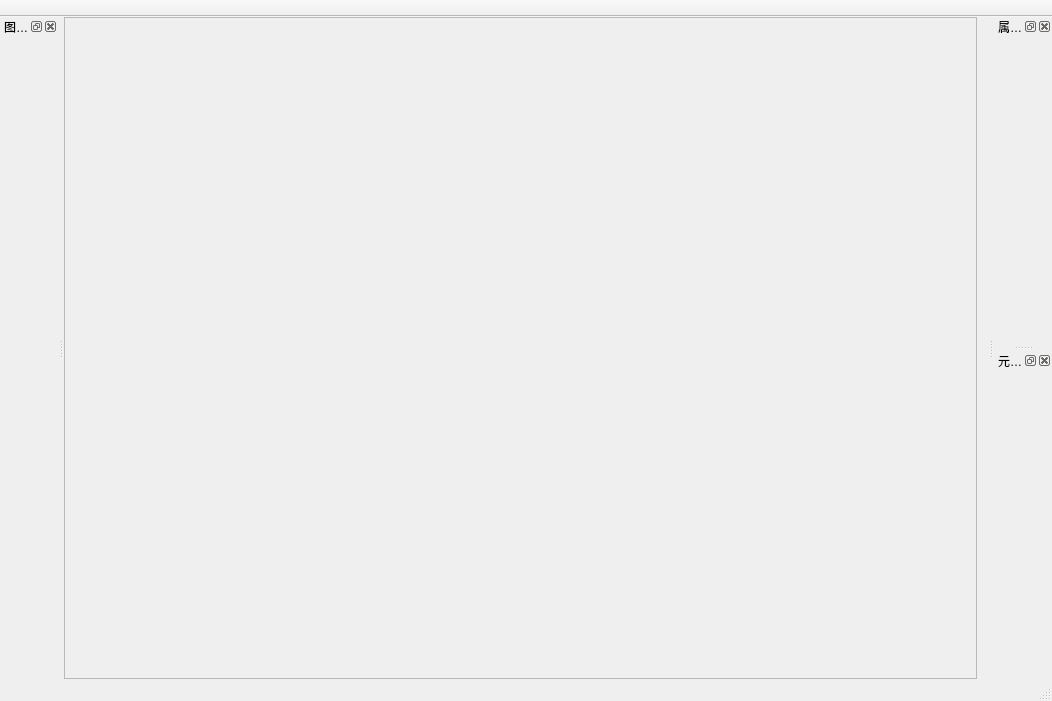
VelsonWang/HmiFuncDesigner, file QStudioSCADA/DrawApplication/DrawApplication/MainWindow.ui: the form before one commit.
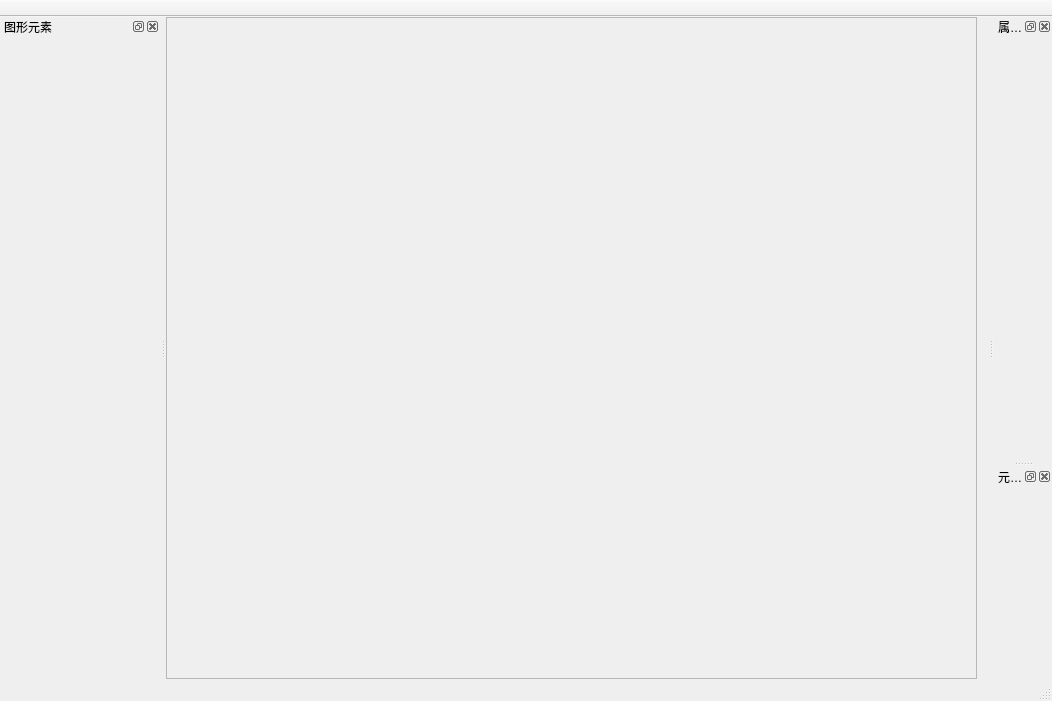
The form after the commit. Icons and pictures are not drawn.

Patch:
```diff
--- a/QStudioSCADA/DrawApplication/DrawApplication/MainWindow.ui
+++ b/QStudioSCADA/DrawApplication/DrawApplication/MainWindow.ui
@@ -67,7 +67,7 @@
         <rect>
          <x>0</x>
          <y>0</y>
-         <width>879</width>
+         <width>781</width>
          <height>642</height>
         </rect>
        </property>
@@ -105,6 +105,12 @@
   </widget>
   <widget class="QStatusBar" name="statusBar"/>
   <widget class="QDockWidget" name="dockElemets">
+   <property name="minimumSize">
+    <size>
+     <width>160</width>
+     <height>44</height>
+    </size>
+   </property>
    <property name="windowTitle">
     <string>图形元素</string>
    </property>
@@ -136,11 +142,17 @@
   </widget>
   <widget class="QDockWidget" name="dockProperty">
    <property name="sizePolicy">
-    <sizepolicy hsizetype="Preferred" vsizetype="Expanding">
+    <sizepolicy hsizetype="Expanding" vsizetype="Expanding">
      <horstretch>0</horstretch>
      <verstretch>0</verstretch>
     </sizepolicy>
    </property>
+   <property name="minimumSize">
+    <size>
+     <width>44</width>
+     <height>44</height>
+    </size>
+   </property>
    <property name="windowTitle">
     <string>属性编辑</string>
    </property>
```
